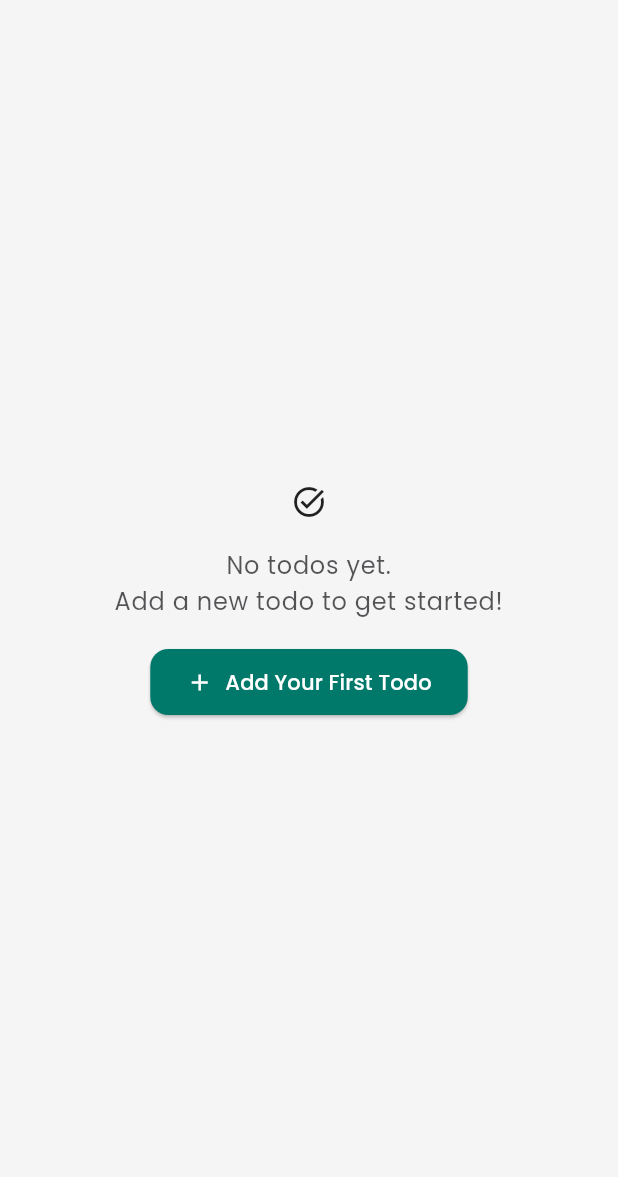
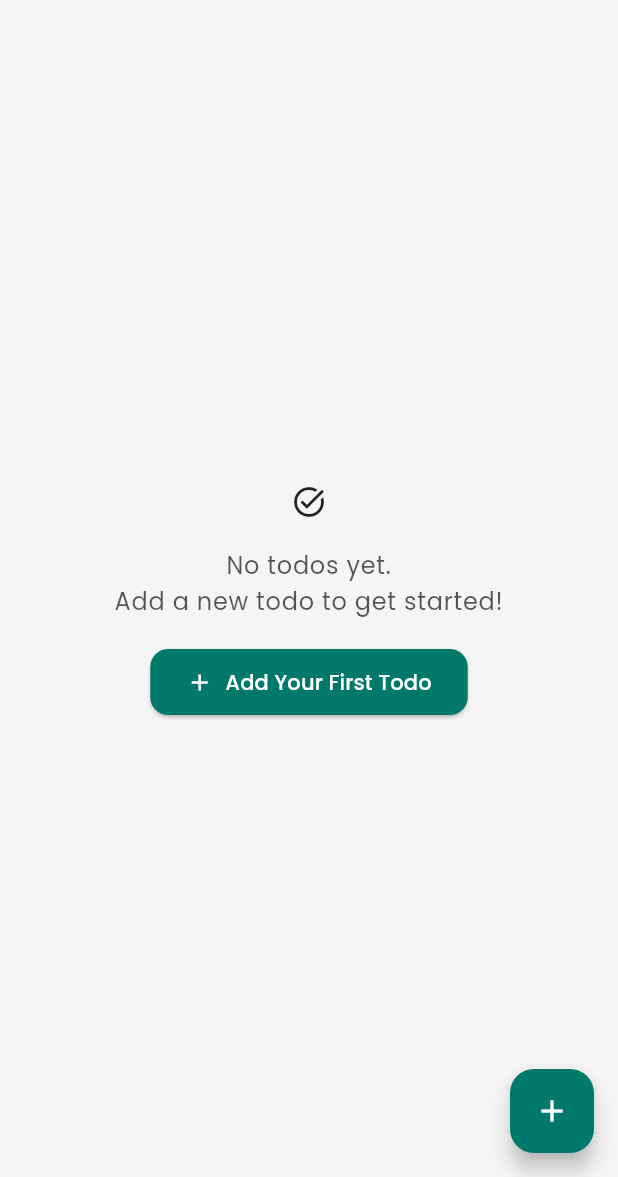
Before and after one commit to Sohaib-Sana/taskify, a Flutter app: the screen it shows after launch, on a phone screen of 412 x 824 dp, the part 59-1236 px from its top. Run offline on Flutter 3.47's test engine with Material 3 defaults, Android fonts, the phone set to English and light mode, and no system bars; our stand-ins replace equatable, flutter_bloc, fpdart, google_fonts, sqflite; accounts and stored records are empty.

```diff
--- /dev/null
+++ b/lib/core/utils/global_keys.dart
@@ -0,0 +1,4 @@
+import 'package:flutter/material.dart';
+
+GlobalKey<RefreshIndicatorState> refreshIndicatorKey =
+    GlobalKey<RefreshIndicatorState>();
--- a/lib/presentation/pages/home/home_page.dart
+++ b/lib/presentation/pages/home/home_page.dart
@@ -1,6 +1,7 @@
 import 'package:flutter/material.dart';
 import 'package:flutter_bloc/flutter_bloc.dart';
 import 'package:taskify/core/constants/app_constants.dart';
+import 'package:taskify/core/utils/global_keys.dart';
 import 'package:taskify/domain/entities/todo_entity.dart';
 import 'package:taskify/presentation/blocs/todo/todo_bloc.dart';
 import 'package:taskify/presentation/pages/home/widgets/add_todo_dialog.dart';
@@ -14,30 +15,14 @@ class HomeWidget extends StatefulWidget {
 }
 
 class _HomeWidgetState extends State<HomeWidget> {
-  void _loadTodos() {
-    // context.read<TodoBloc>().add(const GetTodosEvent());
+  @override
+  void initState() {
+    _loadTodos();
+    super.initState();
   }
 
-  void _showEditTodoDialog(TodoEntity todo) {
-    showDialog(
-      context: context,
-      builder:
-          (context) => AddTodoDialog(
-            todo: todo,
-            onUpdate: <TodoEntity>(updatedTodo) {
-              Navigator.pop(context);
-              // context.read<TodoBloc>().add(UpdateTodoEvent(todo: updatedTodo));
-            },
-          ),
-    );
-  }
-
-  void _toggleTodoStatus(int id) {
-    // context.read<TodoBloc>().add(ToggleTodoStatusEvent(id: id));
-  }
-
-  void _deleteTodo(int id) {
-    // context.read<TodoBloc>().add(DeleteTodoEvent(id: id));
+  void _loadTodos() {
+    context.read<TodoBloc>().add(const GetTodosEvent());
   }
 
   void _showAddTodoDialog() {
@@ -58,6 +43,27 @@ class _HomeWidgetState extends State<HomeWidget> {
     );
   }
 
+  void _showEditTodoDialog(TodoEntity todo) {
+    showDialog(
+      context: context,
+      builder:
+          (context) => AddTodoDialog(
+            todo: todo,
+            onUpdate: <TodoEntity>(updatedTodo) {
+              context.read<TodoBloc>().add(UpdateTodoEvent(todo: updatedTodo));
+            },
+          ),
+    );
+  }
+
+  void _toggleTodoStatus(int id) {
+    context.read<TodoBloc>().add(ToggleTodoStatusEvent(id: id));
+  }
+
+  void _deleteTodo(int id) {
+    context.read<TodoBloc>().add(DeleteTodoEvent(id: id));
+  }
+
   @override
   Widget build(BuildContext context) {
     return Scaffold(
@@ -71,18 +77,50 @@ class _HomeWidgetState extends State<HomeWidget> {
           ),
         ],
       ),
-      body: BlocBuilder<TodoBloc, TodoState>(
-        builder: (context, state) {
-          if (state is TodoLoading && state is! TodosLoaded) {
-            return Center(child: CircularProgressIndicator());
-          } else if (state is TodosLoaded && state.todos.isNotEmpty) {
-            return _buildTodoList(state.todos);
+      body: BlocConsumer<TodoBloc, TodoState>(
+        listener: (context, state) {
+          if (state is TodoLoading) {
+            refreshIndicatorKey.currentState?.show();
+          } else if (state is TodoOperationSuccess) {
+            ScaffoldMessenger.of(context)
+              ..hideCurrentSnackBar()
+              ..showSnackBar(
+                SnackBar(
+                  content: Text(state.message),
+                  behavior: SnackBarBehavior.floating,
+                  duration: AppConstants.snackBarDuration,
+                ),
+              );
           } else if (state is TodoOperationFailure) {
-            return SnackBar(content: Text(state.message));
-          } else {
-            return _buildEmptyState();
+            ScaffoldMessenger.of(context)
+              ..hideCurrentSnackBar()
+              ..showSnackBar(
+                SnackBar(
+                  content: Text(state.message),
+                  behavior: SnackBarBehavior.floating,
+                  backgroundColor: Colors.red,
+                  duration: AppConstants.snackBarDuration,
+                ),
+              );
           }
         },
+        builder: (context, state) {
+          if ((state is TodoInitial ||
+                  state is TodoLoading ||
+                  state is TodoOperationSuccess) &&
+              state is! TodosLoaded) {
+            return Center(child: CircularProgressIndicator());
+          } else if (state is TodosLoaded && state.todos.isEmpty) {
+            return _buildEmptyState();
+          } else {
+            return _buildTodoList((state as TodosLoaded).todos);
+          }
+        },
+      ),
+      floatingActionButton: FloatingActionButton(
+        onPressed: _showAddTodoDialog,
+        tooltip: 'Add new TODO',
+        child: const Icon(Icons.add),
       ),
     );
   }
@@ -120,12 +158,14 @@ class _HomeWidgetState extends State<HomeWidget> {
 
   Widget _buildTodoList(List<TodoEntity> todos) {
     return RefreshIndicator(
+      key: refreshIndicatorKey,
       onRefresh: () async => _loadTodos(),
       child: ListView.builder(
         padding: const EdgeInsets.all(16),
         itemCount: todos.length,
         itemBuilder: (context, index) {
           return TodoItem(
+            key: ValueKey(todos[index]),
             todo: todos[index],
             onToggle: _toggleTodoStatus,
             onEdit: _showEditTodoDialog,
```
Also changed, not shown: lib/data/datasources/local/todo_local_db.dart (+5 -4 lines), lib/presentation/blocs/todo/todo_bloc.dart (+7 -5 lines).
